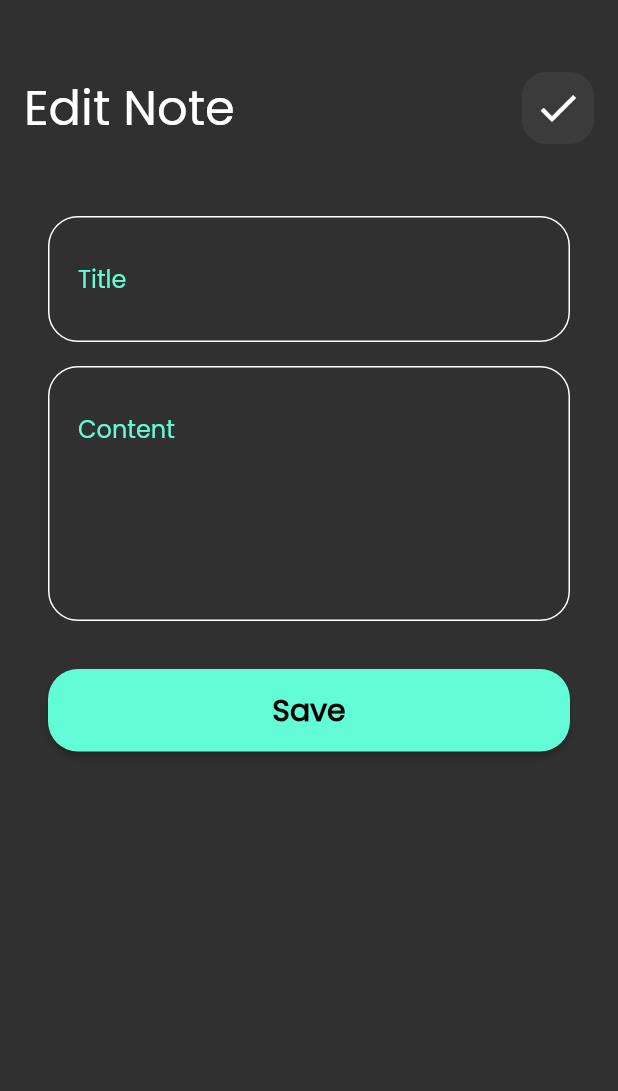
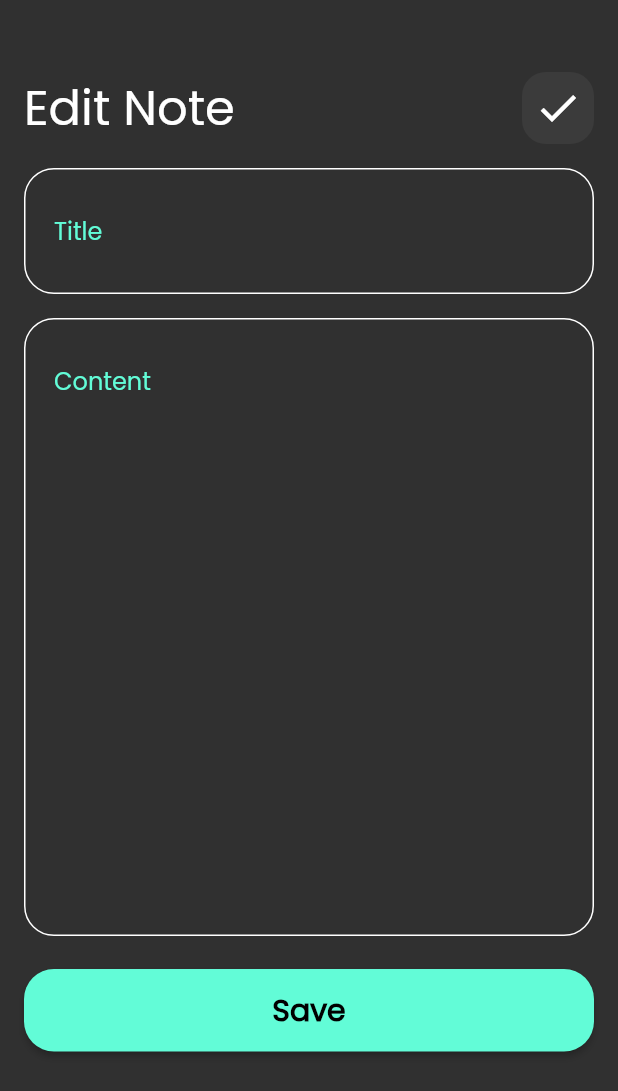
Before and after one commit to AYHM13x/notes_app, a Flutter app: the EditNoteView screen opened directly, on a phone screen of 412 x 824 dp. Shown: the top 1091 px of the screen. Run offline on Flutter 3.47's test engine with Material 2 defaults, Android fonts, the phone set to English and light mode, and no system bars; our stand-ins replace font_awesome_flutter.

Commit message:
edit note view completed

```diff
--- a/lib/custom_widgets/add_edit_note_bottom_sheet.dart
+++ b/lib/custom_widgets/add_edit_note_bottom_sheet.dart
@@ -2,8 +2,8 @@ import 'package:flutter/material.dart';
 import 'package:notes_app/custom_widgets/custom_button.dart';
 import 'package:notes_app/custom_widgets/custom_text_field.dart';
 
-class AddEditNoteSheet extends StatelessWidget {
-  const AddEditNoteSheet({
+class NoteSheet extends StatelessWidget {
+  const NoteSheet({
     super.key,
     required this.textOfButton,
   });
--- a/lib/custom_widgets/custom_floating_action_button.dart
+++ b/lib/custom_widgets/custom_floating_action_button.dart
@@ -23,7 +23,7 @@ class CustomFloatingActionButton extends StatelessWidget {
               return Padding(
                 padding: EdgeInsets.only(
                     bottom: MediaQuery.of(context).viewInsets.bottom),
-                child: const AddEditNoteSheet(
+                child: const NoteSheet(
                   textOfButton: "Add",
                 ),
               );
--- a/lib/widgets/edit_note_view_body.dart
+++ b/lib/widgets/edit_note_view_body.dart
@@ -1,7 +1,6 @@
 import 'package:flutter/material.dart';
-import 'package:font_awesome_flutter/font_awesome_flutter.dart';
-import 'package:notes_app/custom_widgets/add_edit_note_bottom_sheet.dart';
 import 'package:notes_app/custom_widgets/custom_appbar.dart';
+import 'package:notes_app/custom_widgets/custom_button.dart';
 import 'package:notes_app/custom_widgets/custom_text_field.dart';
 
 class EditNoteViewBody extends StatelessWidget {
@@ -11,6 +10,7 @@ class EditNoteViewBody extends StatelessWidget {
   Widget build(BuildContext context) {
     return const Padding(
       padding: EdgeInsets.all(16.0),
+      child: SingleChildScrollView(
         child: Column(
           children: [
             SizedBox(
@@ -26,13 +26,24 @@ class EditNoteViewBody extends StatelessWidget {
             SizedBox(
               height: 16,
             ),
-          AddEditNoteSheet(
-            textOfButton: "Save",
+            CustomTextField(
+              hintText: "Title",
             ),
             SizedBox(
               height: 16,
             ),
+            CustomTextField(
+              hintText: "Content",
+              maxLines: 16,
+            ),
+            SizedBox(
+              height: 22,
+            ),
+            CustomButton(
+              text: "Save",
+            ),
           ],
+        ),
       ),
     );
   }
```
Lines whose indentation alone changed are shown as unchanged.
